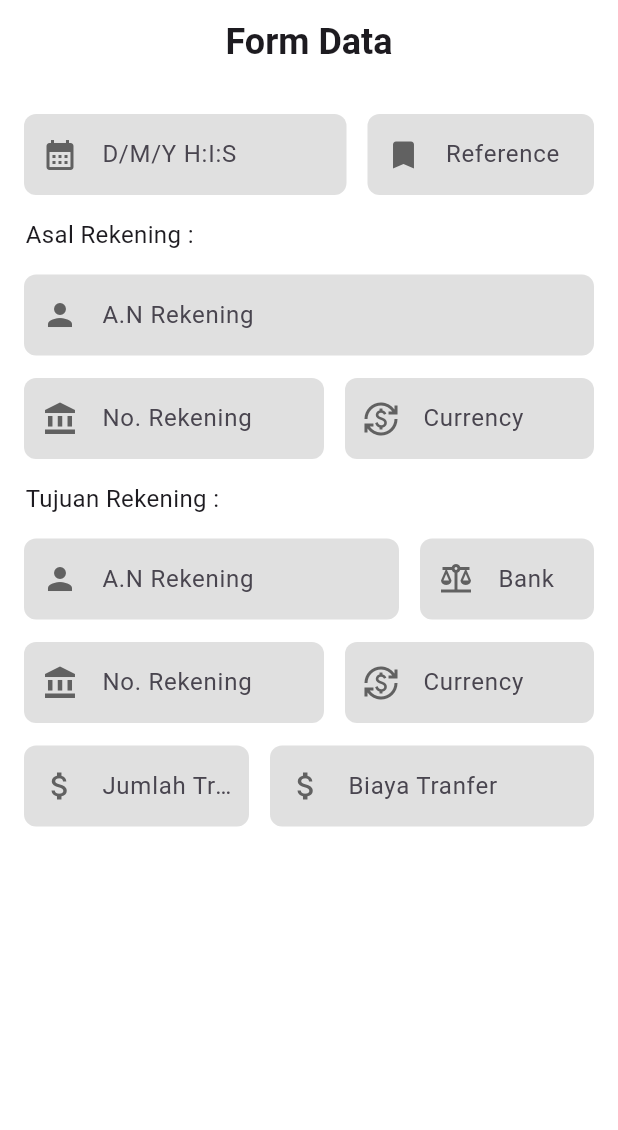
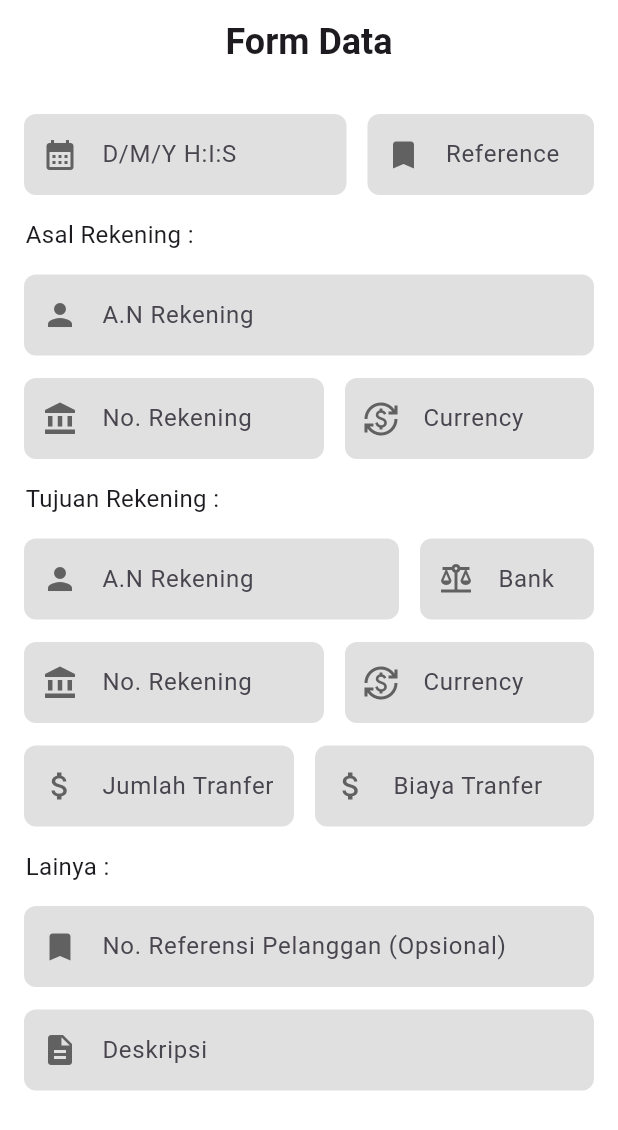
Before and after one commit to Mataram-Tech-Solutions/fake-livin, a Flutter app: the screen it shows after launch, on a phone screen of 412 x 824 dp. Shown: the top 1130 px of the screen. Run offline on Flutter 3.47's test engine with Material 3 defaults, Android fonts, the phone set to English and light mode, and no system bars; our stand-ins replace get.

```diff
--- a/lib/app/modules/home/views/home_view.dart
+++ b/lib/app/modules/home/views/home_view.dart
@@ -387,7 +387,7 @@ class _HomeViewState extends State<HomeView> {
                     crossAxisAlignment: CrossAxisAlignment.center,
                     children: [
                       SizedBox(
-                        width: 150,
+                        width: 180,
                         child: TextField(
                           decoration: InputDecoration(
                             filled: true,
@@ -435,6 +435,63 @@ class _HomeViewState extends State<HomeView> {
                     ],
                   ),
                 ),
+                SizedBox(height: 15,),
+                 Padding(
+                  padding: const EdgeInsets.symmetric(horizontal: 17),
+                  child: Row(
+                    children: [
+                      Text(
+                        'Lainya :',
+                        textAlign: TextAlign.left,
+                        style: TextStyle(
+                          fontSize: 16,
+                        ),
+                      ),
+                    ],
+                  ),
+                ),
+                SizedBox(height: 15,),
+                Padding(
+                    padding: const EdgeInsets.symmetric(horizontal: 16.0),
+                    child: TextField(
+                      decoration: InputDecoration(
+                        filled: true,
+                        fillColor:
+                            Colors.grey[300], // Warna latar belakang abu-abu
+                        hintText: 'No. Referensi Pelanggan (Opsional)',
+                        prefixIcon: Icon(
+                          Icons.bookmark, // Ikon yang cocok untuk reference
+                          color: Colors.grey[700],
+                        ),
+                        border: OutlineInputBorder(
+                          borderRadius: BorderRadius.circular(8),
+                          borderSide: BorderSide.none, // Menghilangkan border
+                        ),
+                        contentPadding: EdgeInsets.symmetric(
+                            vertical: 15), // Pusatkan teks secara vertikal
+                      ),
+                    )),
+                SizedBox(height: 15,),
+                Padding(
+                    padding: const EdgeInsets.symmetric(horizontal: 16.0),
+                    child: TextField(
+                      decoration: InputDecoration(
+                        filled: true,
+                        fillColor:
+                            Colors.grey[300], // Warna latar belakang abu-abu
+                        hintText: 'Deskripsi',
+                        prefixIcon: Icon(
+                          Icons.description, // Ikon yang cocok untuk reference
+                          color: Colors.grey[700],
+                        ),
+                        border: OutlineInputBorder(
+                          borderRadius: BorderRadius.circular(8),
+                          borderSide: BorderSide.none, // Menghilangkan border
+                        ),
+                        contentPadding: EdgeInsets.symmetric(
+                            vertical: 15), // Pusatkan teks secara vertikal
+                      ),
+                    )),
               ],
             ),
           ),
```
